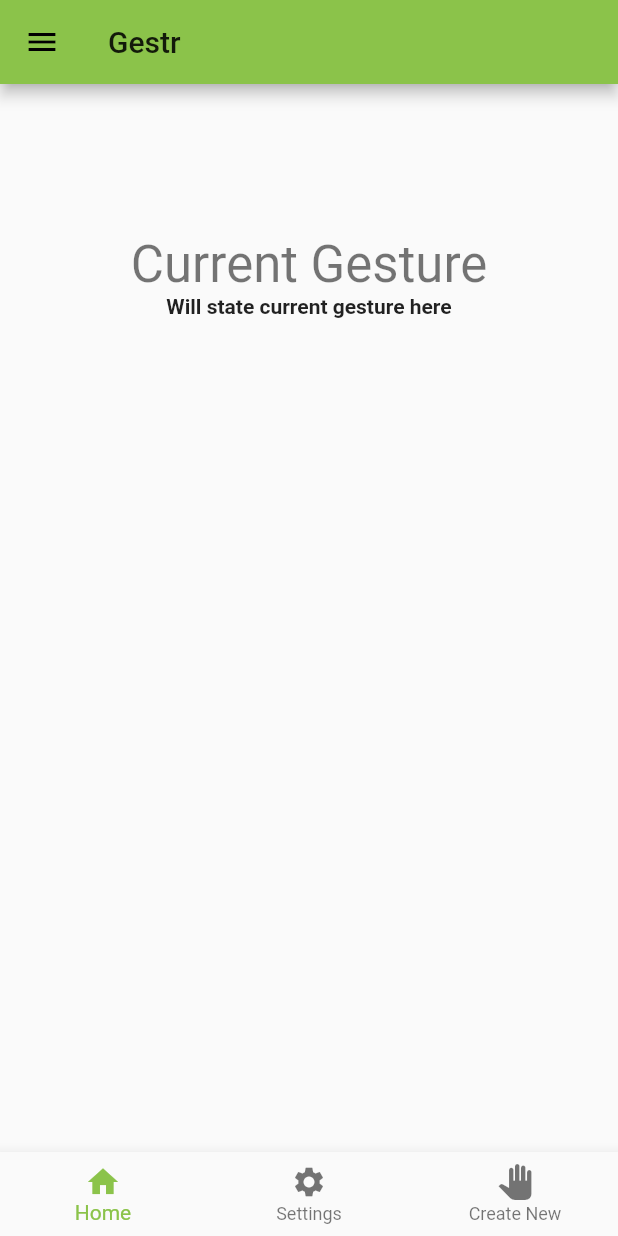
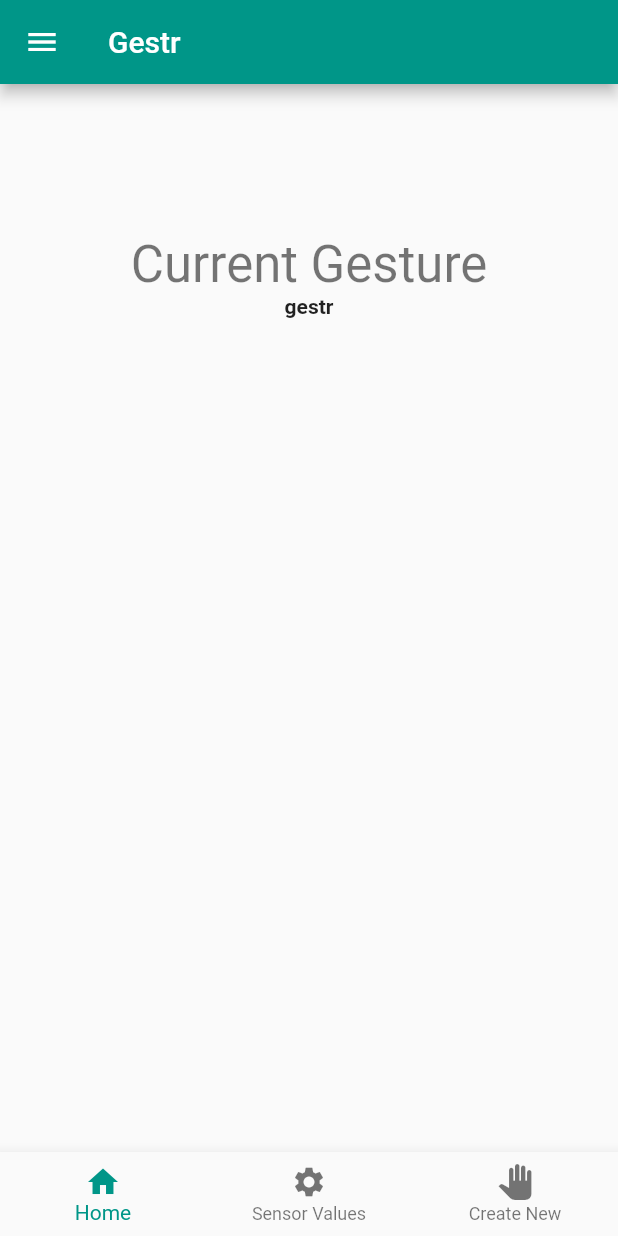
Before and after one commit to TarunChichili/gestr_app, a Flutter app: the screen it shows after launch, on a phone screen of 412 x 824 dp. Run offline on Flutter 3.47's test engine with Material 2 defaults, Android fonts, the phone set to English and light mode, and no system bars; our stand-ins replace percent_indicator; missing offline and left inert: mqtt_client.

Commit message:
change color

```diff
--- a/lib/main.dart
+++ b/lib/main.dart
@@ -3,7 +3,8 @@ import 'package:mqtt_client/mqtt_client.dart';
 import 'package:percent_indicator/percent_indicator.dart';
 import 'mqtt_client.dart';
 
-void main() async => runApp(MyApp());
+
+void main() => runApp(MyApp());
 
 final MqttClient client = MqttClient('test.mosquitto.org', '');
 
@@ -13,7 +14,7 @@ class MyApp extends StatelessWidget {
     return MaterialApp(
       debugShowCheckedModeBanner: false,
       theme: ThemeData(
-        primarySwatch: Colors.lightGreen,
+        primarySwatch: Colors.teal,
       ),
       home: MyHomePage(),
     );
@@ -26,11 +27,6 @@ class MyHomePage extends StatefulWidget {
 }
 
 class _MyHomePageState extends State<MyHomePage> {
-
-
-  void initMQTT() {
-
-  }
 
   final Key keyOne = PageStorageKey('pageOne');
   final Key keyTwo = PageStorageKey('pageTwo');
@@ -49,6 +45,7 @@ class _MyHomePageState extends State<MyHomePage> {
 
   @override
   void initState() {
+
     one = PageOne(
       key: keyOne,
       dataList: dataList,
@@ -92,7 +89,7 @@ class _MyHomePageState extends State<MyHomePage> {
           ),
           BottomNavigationBarItem(
             icon: Icon(Icons.settings),
-            title: Text("Settings"),
+            title: Text("Sensor Values"),
           ),
           BottomNavigationBarItem(
             icon: Icon(Icons.pan_tool),
@@ -112,7 +109,7 @@ class _MyHomePageState extends State<MyHomePage> {
               child: Text('Device Management',
                   style: TextStyle(fontWeight: FontWeight.bold, fontSize: 40)),
               decoration: BoxDecoration(
-                color: Colors.lightGreen,
+                color: Colors.teal,
               ),
             ),
             ListTile(
@@ -161,7 +158,7 @@ class PageOneState extends State<PageOne> {
                               .display1,
                         ),
                         Text(
-                          'Will state current gesture here',
+                          'gestr',
                           textAlign: TextAlign.center,
                           overflow: TextOverflow.ellipsis,
                           style: TextStyle(fontWeight: FontWeight.bold),
```
Also changed, not shown: lib/mqtt_client.dart (+5 -5 lines).
